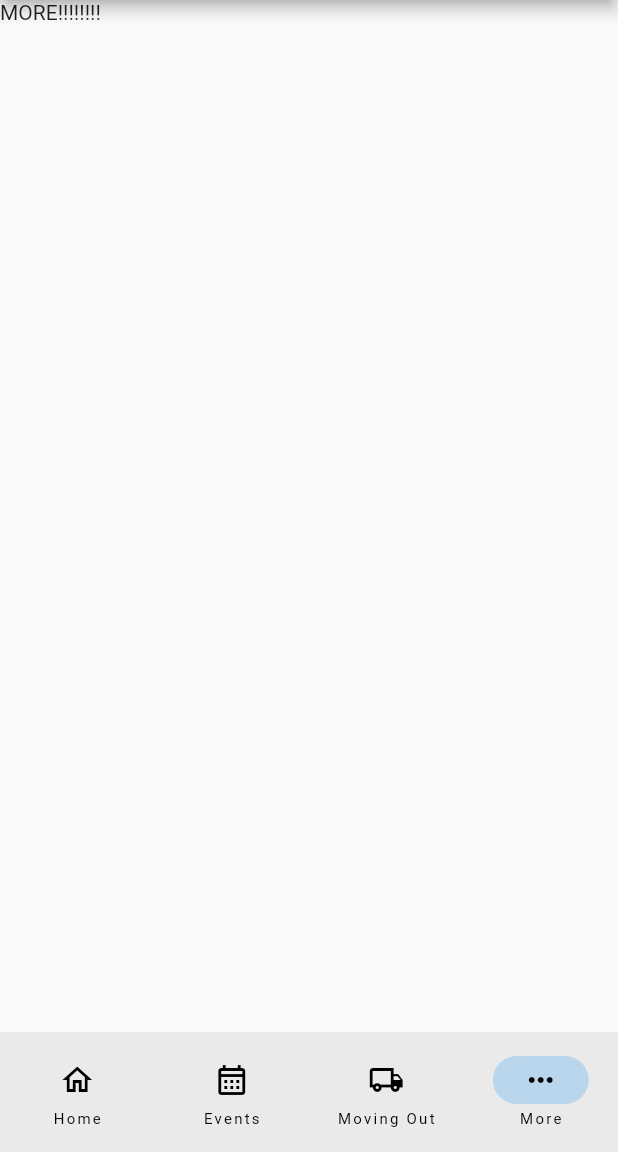
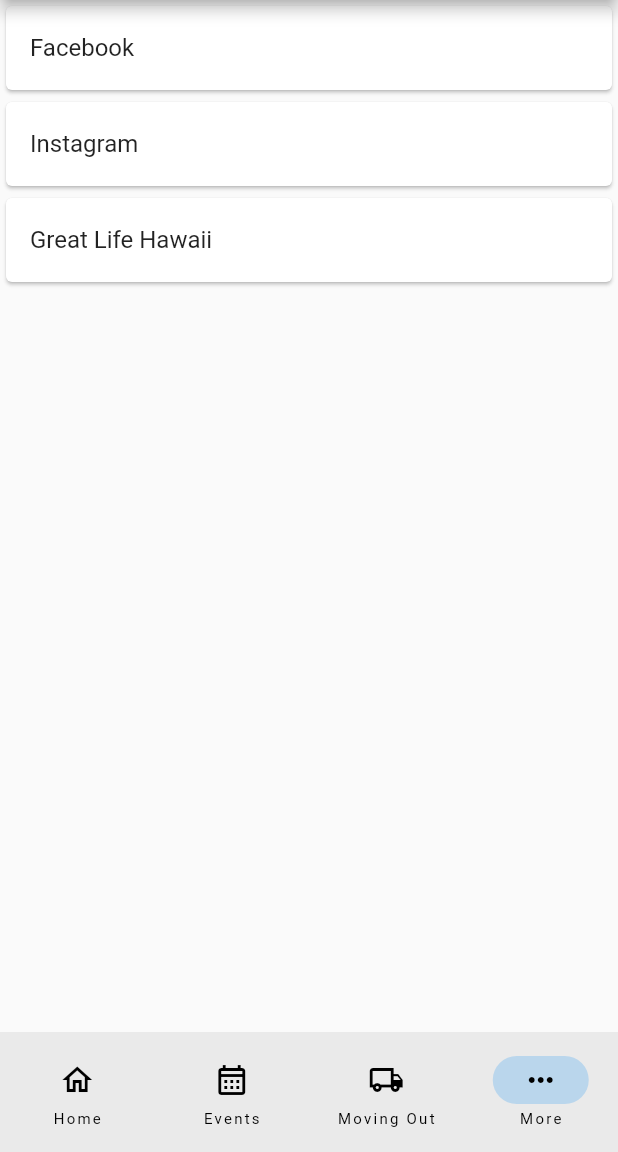
Before and after one commit to Aaron-m-ram/Flutter-Dormitory, a Flutter app: the screen it shows after launch, item 4 of the bottom bar chosen, on a phone screen of 412 x 824 dp, the part 84-1236 px from its top. Run offline on Flutter 3.47's test engine with Material 2 defaults, Android fonts, the phone set to English and light mode, and no system bars.

Commit message:
added clear text fix in android & made more page
Made the more page as well as the links to what is needed. Facebook is broken but that is a known issue with flutter. Will have to deep dive more. Possibly loading outside of the in app web browser could fix

```diff
--- a/flutter_dorm/lib/more.dart
+++ b/flutter_dorm/lib/more.dart
@@ -1,15 +1,50 @@
 import 'package:flutter/material.dart';
+import 'package:url_launcher/url_launcher.dart';
+import 'package:url_launcher/url_launcher_string.dart';
 
-class More extends StatefulWidget {
+final items = ['Facebook', 'Instagram', 'Great Life Hawaii'];
+final urlArr = [
+  'http://facebook.com/JBPHH/about',
+  'https://instagram.com/jointbasephh',
+  'https://jbphh.greatlifehawaii.com'
+];
+
+//    fb://profile/10006465925903?wtsid=wt_0DGU4nrQZPLByNWh0
+
+class More extends StatelessWidget {
   const More({super.key});
 
   @override
-  State<More> createState() => _MoreState();
-}
+  Widget build(BuildContext context) {
+    return ListView.builder(
+      itemCount: items.length,
+      itemBuilder: (context, index) {
+        return GestureDetector(
+          onTap: () async {
+            Uri socialMedia = Uri.parse(urlArr[index]);
+            launchUrl(socialMedia);
+            //debugPrint("You pressed ${items[index]}");
 
-class _MoreState extends State<More> {
-  @override
-  Widget build(BuildContext context) {
-    return const Scaffold(body: Text("MORE!!!!!!!!"));
+            // if (await canLaunchUrl(socialMedia)) {
+            //   launchUrl(socialMedia);
+            // } else {
+            //   debugPrint("it is broken!!!");
+            // }
+          },
+          child: Card(
+            child: ListTile(
+              title: Text(items[index]),
+            ),
+          ),
+        );
+      },
+    );
+  }
+
+  String? encodeQueryParameters(Map<String, String> params) {
+    return params.entries
+        .map((MapEntry<String, String> e) =>
+            '${Uri.encodeComponent(e.key)}=${Uri.encodeComponent(e.value)}')
+        .join('&');
   }
 }
```
Also changed, not shown: 2 other files.
